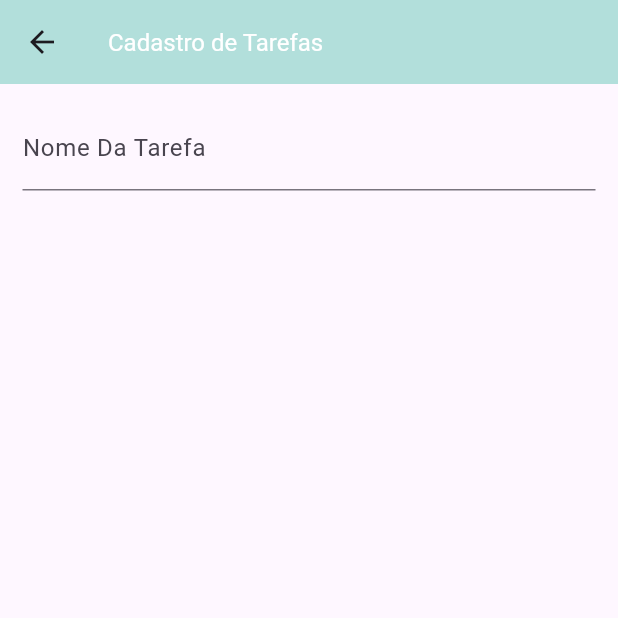
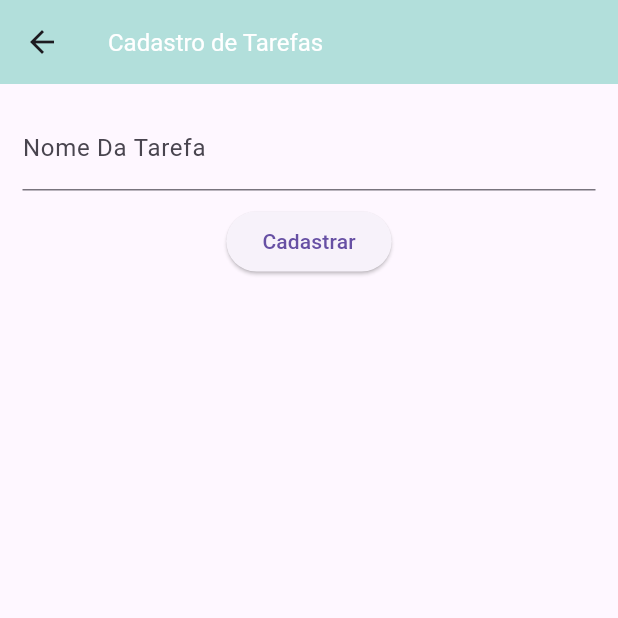
Before and after one commit to LarissaBeatrizCosta/academy, a Flutter app: the screen it shows after launch, after a tap on the "delete" icon, after a tap on the "add" icon, on a phone screen of 412 x 824 dp, the top half of it. Run offline on Flutter 3.47's test engine with Material 3 defaults, Android fonts, the phone set to English and light mode, and no system bars; our stand-ins replace sqflite; accounts and stored records are empty; Roboto replaces fonts that are missing (Mukta-Bold).

```diff
--- a/exerciciosFixacaoFlutter/ap2_provider/lib/Controllers/DataBase.dart
+++ b/exerciciosFixacaoFlutter/ap2_provider/lib/Controllers/DataBase.dart
@@ -28,6 +28,7 @@ class TabelaTarefa {
   static const String tableName = "tarefa";
   static const String id = "id";
   static const String name = "name";
+
   static Map<String, dynamic> toMap(TarefaModel tarefa) {
     final map = <String, dynamic>{};
 
@@ -38,7 +39,7 @@ class TabelaTarefa {
   }
 }
 
-class TarefaControllerDb{
+class TarefaController{
   Future<void> insert(TarefaModel tarefa) async{
     final dataBase = await getDatabase();
     final map = TabelaTarefa.toMap(tarefa);
--- a/exerciciosFixacaoFlutter/ap2_provider/lib/Controllers/TarefaController.dart
+++ /dev/null
@@ -1,24 +0,0 @@
-import 'package:flutter/cupertino.dart';
-import '../Models/TarefaModel.dart';
-
-class TarefaController extends ChangeNotifier {
-  List<TarefaModel> _tarefas = [
-    TarefaModel(nome: "Tarefa 1", id: 1, conclusao: false),
-    TarefaModel(nome: "Tarefa 2", id: 2, conclusao: false),
-    TarefaModel(nome: "Tarefa 3", id: 3, conclusao: false),
-  ];
-
-  List<TarefaModel> get tarefas => _tarefas;
-
-  Future<void> insert() async{
-    final tarefa = TarefaModel(nome: , id: id);
-    notifyListeners();
-  }
-
-  void removerTarefas(TarefaModel tarefa) {
-    _tarefas.remove(tarefa);
-    notifyListeners();
-  }
-
-  int get todasTarefas => _tarefas.length;
-}
--- a/exerciciosFixacaoFlutter/ap2_provider/lib/Models/TarefaModel.dart
+++ b/exerciciosFixacaoFlutter/ap2_provider/lib/Models/TarefaModel.dart
@@ -1,9 +1,7 @@
-import 'package:flutter/cupertino.dart';
 
-class TarefaModel extends ChangeNotifier {
-  int id;
+class TarefaModel{
+  int? id;
   String nome;
-  bool conclusao;
 
-  TarefaModel({required this.nome, required this.id, required this.conclusao});
+  TarefaModel({this.id, required this.nome});
 }
--- a/exerciciosFixacaoFlutter/ap2_provider/lib/Views/HomeView.dart
+++ b/exerciciosFixacaoFlutter/ap2_provider/lib/Views/HomeView.dart
@@ -1,13 +1,12 @@
-import 'package:ap2_provider/Controllers/TarefaController.dart';
-import 'package:flutter/cupertino.dart';
 import 'package:flutter/material.dart';
 import 'package:provider/provider.dart';
 import 'TarefaView.dart';
+import 'formTarefa.dart';
 
 class HomeView extends StatelessWidget {
   @override
   Widget build(BuildContext context) {
-    final tarefaController = Provider.of<TarefaController>(context);
+    final tarefaController = Provider.of<TarefaState>(context);
 
     return Scaffold(
       appBar: AppBar(
--- a/exerciciosFixacaoFlutter/ap2_provider/lib/Views/TarefaView.dart
+++ b/exerciciosFixacaoFlutter/ap2_provider/lib/Views/TarefaView.dart
@@ -1,8 +1,7 @@
 import 'package:ap2_provider/Models/TarefaModel.dart';
-import 'package:flutter/cupertino.dart';
 import 'package:flutter/material.dart';
 import 'package:provider/provider.dart';
-import '../Controllers/TarefaController.dart';
+import 'formTarefa.dart';
 
 class TarefaView extends StatelessWidget {
   final TarefaModel tarefa;
@@ -11,7 +10,7 @@ class TarefaView extends StatelessWidget {
 
   @override
   Widget build(BuildContext context) {
-    final tarefaController = Provider.of<TarefaController>(context);
+    final tarefaController = Provider.of<TarefaState>(context);
     return ListTile(
       title: Text(tarefa.nome),
       trailing: Row(
--- a/exerciciosFixacaoFlutter/ap2_provider/lib/Views/formTarefa.dart
+++ b/exerciciosFixacaoFlutter/ap2_provider/lib/Views/formTarefa.dart
@@ -1,13 +1,53 @@
 import 'package:ap2_provider/Controllers/DataBase.dart';
-import 'package:flutter/cupertino.dart';
 import 'package:flutter/material.dart';
 import 'package:provider/provider.dart';
-import 'package:ap2_provider/Controllers/TarefaController.dart';
+import '../Models/TarefaModel.dart';
+
+class TarefaState extends ChangeNotifier {
+  List<TarefaModel> _tarefas = [
+    TarefaModel(
+      nome: "Tarefa 1",
+      id: 1,
+    ),
+    TarefaModel(
+      nome: "Tarefa 2",
+      id: 2,
+    ),
+    TarefaModel(
+      nome: "Tarefa 3",
+      id: 3,
+    ),
+  ];
+
+  final controller = TarefaController();
+  final _controllerNome = TextEditingController();
+
+  TextEditingController get controllerNome => _controllerNome;
+
+  List<TarefaModel> get tarefas => _tarefas;
+
+  Future<void> insert() async {
+    final tarefa = TarefaModel(
+      nome: controllerNome.text,
+    );
+
+    await controller.insert(tarefa);
+    controllerNome.clear();
+    notifyListeners();
+  }
+
+  void removerTarefas(TarefaModel tarefa) {
+    _tarefas.remove(tarefa);
+    notifyListeners();
+  }
+
+  int get todasTarefas => _tarefas.length;
+}
 
 class FormCadastro extends StatelessWidget {
   @override
   Widget build(BuildContext context) {
-    final tarefaController = Provider.of<TarefaController>(context);
+    final tarefaController = Provider.of<TarefaState>(context);
     final _form = GlobalKey<FormState>();
     final _valor = TextEditingController();
 
@@ -43,6 +83,15 @@ class FormCadastro extends StatelessWidget {
                 },
               ),
             ),
+            Container(
+              margin: EdgeInsets.only(top: 10),
+              child: ElevatedButton(
+                onPressed: () async {
+                  await tarefaController.insert();
+                },
+                child: Text("Cadastrar"),
+              ),
+            ),
           ],
         ),
       ),
--- a/exerciciosFixacaoFlutter/ap2_provider/lib/main.dart
+++ b/exerciciosFixacaoFlutter/ap2_provider/lib/main.dart
@@ -1,16 +1,13 @@
-import 'package:ap2_provider/Controllers/TarefaController.dart';
 import 'package:flutter/material.dart';
 import 'package:provider/provider.dart';
-
-import 'package:flutter/cupertino.dart';
-
 import 'Routes/Routes.dart';
 import 'Views/HomeView.dart';
+import 'Views/formTarefa.dart';
 
 void main() {
   runApp(
     ChangeNotifierProvider(
-      create: (context) => TarefaController(),
+      create: (context) => TarefaState(),
       child: MyApp(),
     ),
   );
```
